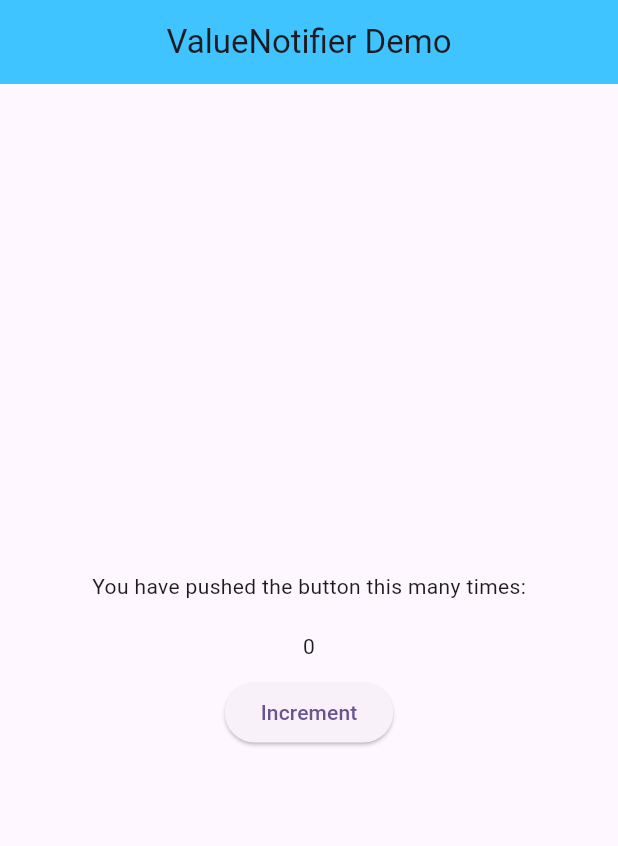
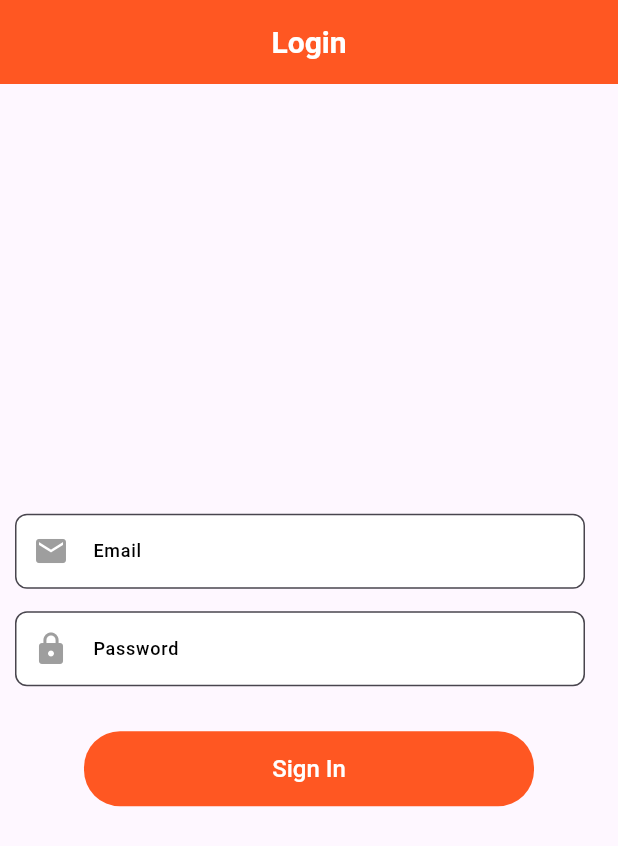
Before and after one commit to dretoba91/flutter-state-managements, a Flutter app: the screen it shows after launch, on a phone screen of 412 x 824 dp. Shown: the top 846 px of the screen. Run offline on Flutter 3.47's test engine with Material 3 defaults, Android fonts, the phone set to English and light mode, and no system bars; our stand-ins replace go_router, shared_preferences; Roboto replaces fonts that are missing (Montserrat).

Commit message:
sign in flow with provider and shared preference

```diff
--- /dev/null
+++ b/lib/helpers/routes.dart
@@ -0,0 +1,35 @@
+import 'package:flutter_state_managements/signIn_app/login.dart';
+import 'package:flutter_state_managements/signIn_app/user_info_page.dart';
+import 'package:flutter_state_managements/splash.dart';
+import 'package:go_router/go_router.dart';
+
+class RouteHelpers {
+  static final GoRouter routes = GoRouter(
+    routes: [
+      GoRoute(
+        path: '/',
+        name: 'splash',
+        builder: (context, state) {
+          return const Splash();
+        },
+      ),
+      GoRoute(
+        path: '/login',
+        name: 'login',
+        builder: (context, state) {
+          return const LoginPage();
+        },
+      ),
+      GoRoute(
+        path: '/user-info',
+        name: 'user-info',
+        builder: (context, state) {
+          final Map<String, String> data = state.extra as Map<String, String>;
+          return UserInfo(
+            email: data['userEmail']!,
+          );
+        },
+      )
+    ],
+  );
+}
--- /dev/null
+++ b/lib/helpers/user_provider.dart
@@ -0,0 +1,28 @@
+// ignore_for_file: constant_identifier_names
+
+import 'package:flutter/material.dart';
+import 'package:shared_preferences/shared_preferences.dart';
+
+class UserProvider extends ChangeNotifier {
+  String? _email;
+  String? _password;
+  static const String _keyLogin = 'login';
+
+  get email => _email;
+  get password => _password;
+  get keyLogin => _keyLogin;
+
+  Future<bool> setEmail(String value) async {
+    final SharedPreferences prefs = await SharedPreferences.getInstance();
+    _email = value;
+    prefs.setBool(_keyLogin, true);
+    notifyListeners();
+    return true;
+  }
+
+  Future<bool> setPassword(String value) async {
+    _password = value;
+    notifyListeners();
+    return true;
+  }
+}
--- a/lib/main.dart
+++ b/lib/main.dart
@@ -1,8 +1,14 @@
 import 'package:flutter/material.dart';
-import 'package:flutter_state_managements/value_notifier/counter_screen.dart';
+import 'package:flutter_state_managements/helpers/routes.dart';
+import 'package:flutter_state_managements/helpers/user_provider.dart';
+// import 'package:flutter_state_managements/value_notifier/counter_screen.dart';
+import 'package:provider/provider.dart';
 
 void main() {
-  runApp(const MyApp());
+  runApp(ChangeNotifierProvider(
+    create: (context) => UserProvider(),
+    child: const MyApp(),
+  ));
 }
 
 class MyApp extends StatelessWidget {
@@ -11,29 +17,14 @@ class MyApp extends StatelessWidget {
   // This widget is the root of your application.
   @override
   Widget build(BuildContext context) {
-    return MaterialApp(
+    return MaterialApp.router(
       title: 'Flutter Demo',
       theme: ThemeData(
-        // This is the theme of your application.
-        //
-        // TRY THIS: Try running your application with "flutter run". You'll see
-        // the application has a purple toolbar. Then, without quitting the app,
-        // try changing the seedColor in the colorScheme below to Colors.green
-        // and then invoke "hot reload" (save your changes or press the "hot
-        // reload" button in a Flutter-supported IDE, or press "r" if you used
-        // the command line to start the app).
-        //
-        // Notice that the counter didn't reset back to zero; the application
-        // state is not lost during the reload. To reset the state, use hot
-        // restart instead.
-        //
-        // This works for code too, not just values: Most code changes can be
-        // tested with just a hot reload.
         colorScheme: ColorScheme.fromSeed(seedColor: Colors.deepPurple),
         useMaterial3: true,
       ),
       debugShowCheckedModeBanner: false,
-      home: CounterScreen(),
+      routerConfig: RouteHelpers.routes,
     );
   }
 }
--- /dev/null
+++ b/lib/signIn_app/login.dart
@@ -0,0 +1,174 @@
+// ignore_for_file: prefer_const_constructors, prefer_const_literals_to_create_immutables
+
+import 'package:flutter/material.dart';
+import 'package:flutter_state_managements/helpers/user_provider.dart';
+import 'package:go_router/go_router.dart';
+import 'package:provider/provider.dart';
+
+class LoginPage extends StatefulWidget {
+  const LoginPage({super.key});
+
+  @override
+  State<LoginPage> createState() => _LoginPageState();
+}
+
+class _LoginPageState extends State<LoginPage> {
+  final TextEditingController emailEditingController = TextEditingController();
+  final TextEditingController passwordEditingController =
+      TextEditingController();
+  final FocusNode focusNode = FocusNode();
+
+  @override
+  Widget build(BuildContext context) {
+    return Scaffold(
+      appBar: AppBar(
+        title: Text(
+          'Login',
+          style: TextStyle(
+            color: Color.fromARGB(255, 255, 255, 255),
+            fontFamily: "Montserrat",
+            fontSize: 20,
+            fontWeight: FontWeight.w600,
+          ),
+        ),
+        centerTitle: true,
+        backgroundColor: Colors.deepOrange,
+      ),
+      body: SafeArea(
+          child: Padding(
+        padding: EdgeInsets.only(right: 10, left: 10),
+        child: Column(
+          mainAxisAlignment: MainAxisAlignment.center,
+          crossAxisAlignment: CrossAxisAlignment.start,
+          mainAxisSize: MainAxisSize.max,
+          children: [
+            SizedBox(
+              height: 50,
+              width: 380,
+              child: TextFormField(
+                controller: emailEditingController,
+                focusNode: focusNode,
+                decoration: InputDecoration(
+                  prefixIcon: Icon(
+                    Icons.email,
+                  ),
+                  prefixIconColor: MaterialStateColor.resolveWith(
+                    (states) => states.contains(MaterialState.focused)
+                        ? Colors.deepOrange
+                        : Colors.grey,
+                  ),
+                  labelText: 'Email',
+                  floatingLabelBehavior: FloatingLabelBehavior.never,
+                  border: OutlineInputBorder(
+                    borderSide: BorderSide(
+                      color: Colors.black54,
+                    ),
+                    borderRadius: BorderRadius.all(
+                      Radius.circular(8),
+                    ),
+                  ),
+                  filled: true,
+                  fillColor: Color(0xFFFFFFFF),
+                  labelStyle: TextStyle(
+                    color: Color(0xFF000000),
+                    fontFamily: "Montserrat",
+                    fontSize: 12,
+                    fontWeight: FontWeight.w500,
+                  ),
+                  focusColor: Colors.deepOrange,
+                  focusedBorder: OutlineInputBorder(
+                    borderRadius: BorderRadius.all(Radius.circular(8)),
+                    borderSide: BorderSide(
+                      color: Colors.deepOrange,
+                    ),
+                  ),
+                ),
+              ),
+            ),
+            SizedBox(
+              height: 15,
+            ),
+            SizedBox(
+              height: 50,
+              width: 380,
+              child: TextFormField(
+                controller: passwordEditingController,
+                decoration: InputDecoration(
+                  labelText: 'Password',
+                  prefixIcon: Icon(
+                    Icons.lock,
+                  ),
+                  prefixIconColor: MaterialStateColor.resolveWith(
+                    (states) => states.contains(MaterialState.focused)
+                        ? Colors.deepOrange
+                        : Colors.grey,
+                  ),
+                  floatingLabelBehavior: FloatingLabelBehavior.auto,
+                  border: OutlineInputBorder(
+                    borderSide: BorderSide(
+                      color: Colors.black54,
+                    ),
+                    borderRadius: BorderRadius.all(
+                      Radius.circular(8),
+                    ),
+                  ),
+                  filled: true,
+                  fillColor: Color(0xFFFFFFFF),
+                  labelStyle: TextStyle(
+                    color: Color(0xFF000000),
+                    fontFamily: "Montserrat",
+                    fontSize: 12,
+                    fontWeight: FontWeight.w500,
+                  ),
+                  focusColor: Colors.deepOrange,
+                  focusedBorder: OutlineInputBorder(
+                    borderRadius: BorderRadius.all(Radius.circular(8)),
+                    borderSide: BorderSide(
+                      color: Colors.deepOrange,
+                    ),
+                  ),
+                ),
+                obscureText: true,
+              ),
+            ),
+            SizedBox(
+              height: 30,
+            ),
+            Center(
+              child: SizedBox(
+                height: 50,
+                width: 300,
+                child: ElevatedButton(
+                    onPressed: () {
+                      Provider.of<UserProvider>(context, listen: false)
+                          .setEmail(emailEditingController.text);
+                      context.goNamed('user-info', extra: {
+                        'userEmail': emailEditingController.text,
+                      });
+                    },
+                    style: ElevatedButton.styleFrom(
+                        backgroundColor: Colors.deepOrange,
+                        elevation: 0,
+                        shape: RoundedRectangleBorder(
+                            borderRadius: BorderRadius.circular(24)),
+                        textStyle: TextStyle(
+                            color: Color(0xFF1E1E1E),
+                            fontFamily: "Montserrat",
+                            fontSize: 16,
+                            fontWeight: FontWeight.w500)),
+                    child: Text(
+                      'Sign In',
+                      style: TextStyle(
+                          color: Color(0xFFFFFFFF),
+                          fontFamily: "Montserrat",
+                          fontSize: 16,
+                          fontWeight: FontWeight.w500),
+                    )),
+              ),
+            ),
+          ],
+        ),
+      )),
+    );
+  }
+}
--- a/lib/value_notifier/counter_screen.dart
+++ b/lib/value_notifier/counter_screen.dart
@@ -33,7 +33,7 @@ class CounterScreen extends StatelessWidget {
                     height: 20,
                   ),
                   Text(
-                    "${counter.value}",
+                    "$value",
                   ),
                   SizedBox(
                     height: 10,
--- a/pubspec.yaml
+++ b/pubspec.yaml
@@ -35,6 +35,9 @@ dependencies:
   # The following adds the Cupertino Icons font to your application.
   # Use with the CupertinoIcons class for iOS style icons.
   cupertino_icons: ^1.0.2
+  provider: ^6.1.2
+  shared_preferences: ^2.2.2
+  go_router: ^13.2.0
 
 dev_dependencies:
   flutter_test:
```
Also changed, not shown: lib/signIn_app/user_info_page.dart (added, +73 -0 lines), lib/splash.dart (added, +60 -0 lines), pubspec.lock, 1 other file.
